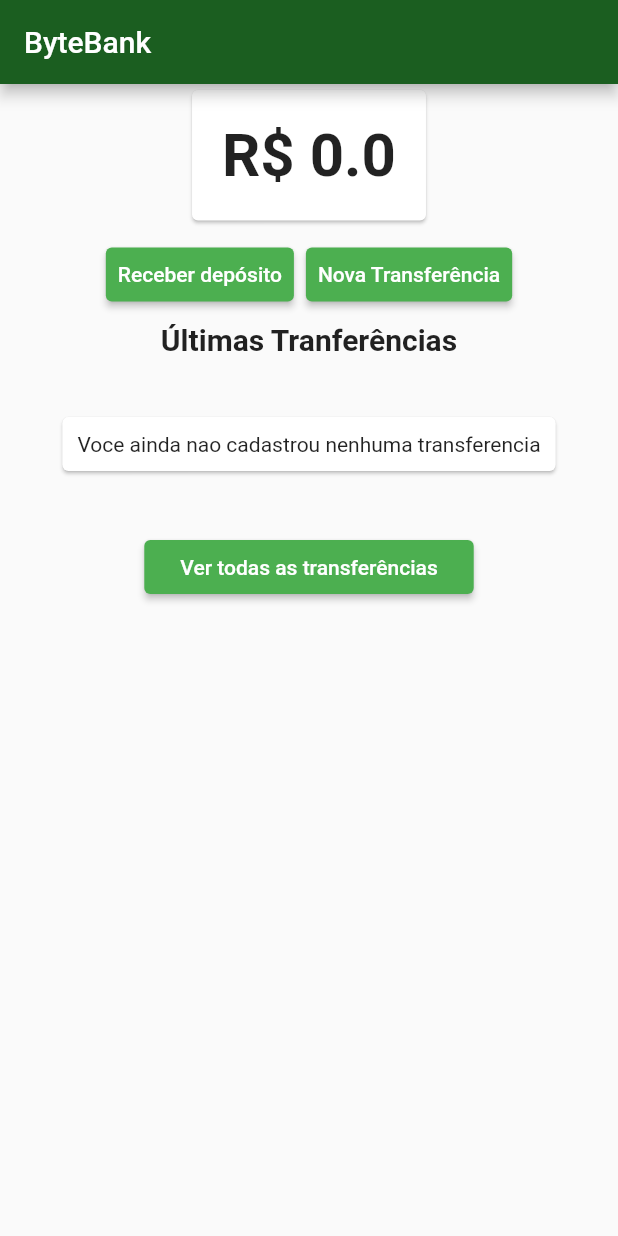
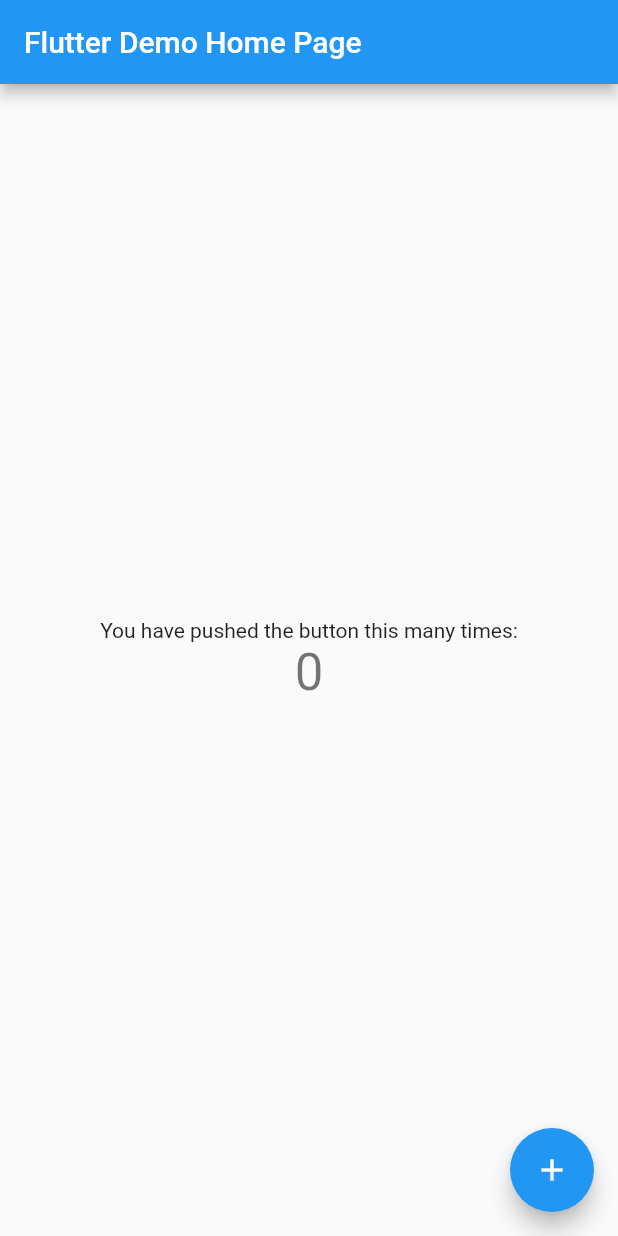
Before and after one commit to GaldinoAllan/ByteBank, a Flutter app: the screen it shows after launch, on a phone screen of 412 x 824 dp. Run offline on Flutter 3.47's test engine with Material 2 defaults, Android fonts, the phone set to English and light mode, and no system bars.

Commit message:
crating new project to implement new Alura course

```diff
--- a/lib/main.dart
+++ b/lib/main.dart
@@ -1,37 +1,117 @@
-import 'package:bytebank/screens/dashboard/dashboard.dart';
 import 'package:flutter/material.dart';
-import 'package:provider/provider.dart';
 
-import 'models/saldo.dart';
-import 'models/transferencias.dart';
+void main() {
+  runApp(MyApp());
+}
 
-void main() => runApp(
-      MultiProvider(
-        providers: [
-          ChangeNotifierProvider(
-            create: (context) => Saldo(0),
-          ),
-          ChangeNotifierProvider(
-            create: (context) => Transferencias(),
-          ),
-        ],
-        child: ByteBankApp(),
-      ),
-    );
-
-class ByteBankApp extends StatelessWidget {
+class MyApp extends StatelessWidget {
+  // This widget is the root of your application.
   @override
   Widget build(BuildContext context) {
     return MaterialApp(
+      title: 'Flutter Demo',
       theme: ThemeData(
-        primaryColor: Colors.green[900],
-        accentColor: Colors.blueAccent[700],
-        buttonTheme: ButtonThemeData(
-          buttonColor: Colors.blueAccent[700],
-          textTheme: ButtonTextTheme.primary,
-        ),
+        // This is the theme of your application.
+        //
+        // Try running your application with "flutter run". You'll see the
+        // application has a blue toolbar. Then, without quitting the app, try
+        // changing the primarySwatch below to Colors.green and then invoke
+        // "hot reload" (press "r" in the console where you ran "flutter run",
+        // or simply save your changes to "hot reload" in a Flutter IDE).
+        // Notice that the counter didn't reset back to zero; the application
+        // is not restarted.
+        primarySwatch: Colors.blue,
+        // This makes the visual density adapt to the platform that you run
+        // the app on. For desktop platforms, the controls will be smaller and
+        // closer together (more dense) than on mobile platforms.
+        visualDensity: VisualDensity.adaptivePlatformDensity,
       ),
-      home: Dashboard(),
+      home: MyHomePage(title: 'Flutter Demo Home Page'),
     );
   }
 }
+
+class MyHomePage extends StatefulWidget {
+  MyHomePage({Key key, this.title}) : super(key: key);
+
+  // This widget is the home page of your application. It is stateful, meaning
+  // that it has a State object (defined below) that contains fields that affect
+  // how it looks.
+
+  // This class is the configuration for the state. It holds the values (in this
+  // case the title) provided by the parent (in this case the App widget) and
+  // used by the build method of the State. Fields in a Widget subclass are
+  // always marked "final".
+
+  final String title;
+
+  @override
+  _MyHomePageState createState() => _MyHomePageState();
+}
+
+class _MyHomePageState extends State<MyHomePage> {
+  int _counter = 0;
+
+  void _incrementCounter() {
+    setState(() {
+      // This call to setState tells the Flutter framework that something has
+      // changed in this State, which causes it to rerun the build method below
+      // so that the display can reflect the updated values. If we changed
+      // _counter without calling setState(), then the build method would not be
+      // called again, and so nothing would appear to happen.
+      _counter++;
+    });
+  }
+
+  @override
+  Widget build(BuildContext context) {
+    // This method is rerun every time setState is called, for instance as done
+    // by the _incrementCounter method above.
+    //
+    // The Flutter framework has been optimized to make rerunning build methods
+    // fast, so that you can just rebuild anything that needs updating rather
+    // than having to individually change instances of widgets.
+    return Scaffold(
+      appBar: AppBar(
+        // Here we take the value from the MyHomePage object that was created by
+        // the App.build method, and use it to set our appbar title.
+        title: Text(widget.title),
+      ),
+      body: Center(
+        // Center is a layout widget. It takes a single child and positions it
+        // in the middle of the parent.
+        child: Column(
+          // Column is also a layout widget. It takes a list of children and
+          // arranges them vertically. By default, it sizes itself to fit its
+          // children horizontally, and tries to be as tall as its parent.
+          //
+          // Invoke "debug painting" (press "p" in the console, choose the
+          // "Toggle Debug Paint" action from the Flutter Inspector in Android
+          // Studio, or the "Toggle Debug Paint" command in Visual Studio Code)
+          // to see the wireframe for each widget.
+          //
+          // Column has various properties to control how it sizes itself and
+          // how it positions its children. Here we use mainAxisAlignment to
+          // center the children vertically; the main axis here is the vertical
+          // axis because Columns are vertical (the cross axis would be
+          // horizontal).
+          mainAxisAlignment: MainAxisAlignment.center,
+          children: <Widget>[
+            Text(
+              'You have pushed the button this many times:',
+            ),
+            Text(
+              '$_counter',
+              style: Theme.of(context).textTheme.headline4,
+            ),
+          ],
+        ),
+      ),
+      floatingActionButton: FloatingActionButton(
+        onPressed: _incrementCounter,
+        tooltip: 'Increment',
+        child: Icon(Icons.add),
+      ), // This trailing comma makes auto-formatting nicer for build methods.
+    );
+  }
+}
--- a/lib/models/saldo.dart
+++ /dev/null
@@ -1,24 +0,0 @@
-import 'package:flutter/material.dart';
-
-class Saldo extends ChangeNotifier {
-  double value;
-
-  Saldo(this.value);
-
-  void add(double value) {
-    this.value += value;
-
-    notifyListeners();
-  }
-
-  void subtract(double value) {
-    this.value -= value;
-
-    notifyListeners();
-  }
-
-  @override
-  String toString() {
-    return 'R\$ $value';
-  }
-}
--- a/lib/models/transferencia.dart
+++ /dev/null
@@ -1,17 +0,0 @@
-class Transferencia {
-  final double value;
-  final int accountNumber;
-
-  Transferencia(
-    this.value,
-    this.accountNumber,
-  );
-
-  String toStringValue() {
-    return 'R\$ $value';
-  }
-
-  String toStringAccount() {
-    return '$accountNumber';
-  }
-}
--- a/lib/models/transferencias.dart
+++ /dev/null
@@ -1,14 +0,0 @@
-import 'package:bytebank/models/transferencia.dart';
-import 'package:flutter/material.dart';
-
-class Transferencias extends ChangeNotifier {
-  final List<Transferencia> _transferencias = [];
-
-  List<Transferencia> get transferencias => _transferencias;
-
-  add(Transferencia novaTransferencia) {
-    transferencias.add(novaTransferencia);
-
-    notifyListeners();
-  }
-}
--- a/lib/screens/dashboard/dashboard.dart
+++ /dev/null
@@ -1,53 +0,0 @@
-import 'package:bytebank/screens/dashboard/saldo_card.dart';
-import 'package:bytebank/screens/deposito/formulario_deposito.dart';
-import 'package:bytebank/screens/transferencia/formulario_transferencia.dart';
-import 'package:bytebank/screens/transferencia/ultimas_transferencias.dart';
-import 'package:flutter/material.dart';
-
-class Dashboard extends StatelessWidget {
-  Widget build(BuildContext context) {
-    return Scaffold(
-      appBar: AppBar(
-        title: const Text('ByteBank'),
-      ),
-      body: ListView(
-        children: <Widget>[
-          Align(
-            alignment: Alignment.topCenter,
-            child: SaldoCard(),
-          ),
-          ButtonBar(
-            alignment: MainAxisAlignment.center,
-            children: [
-              RaisedButton(
-                child: Text('Receber depósito'),
-                color: Colors.green,
-                onPressed: () {
-                  Navigator.push(
-                    context,
-                    MaterialPageRoute(builder: (context) {
-                      return FormularioDeposito();
-                    }),
-                  );
-                },
-              ),
-              RaisedButton(
-                child: Text('Nova Transferência'),
-                color: Colors.green,
-                onPressed: () {
-                  Navigator.push(
-                    context,
-                    MaterialPageRoute(builder: (context) {
-                      return FormularioTransferencia();
-                    }),
-                  );
-                },
-              ),
-            ],
-          ),
-          UltimasTransferencias(),
-        ],
-      ),
-    );
-  }
-}
--- a/lib/screens/dashboard/saldo_card.dart
+++ /dev/null
@@ -1,26 +0,0 @@
-import 'package:bytebank/models/saldo.dart';
-import 'package:flutter/material.dart';
-import 'package:provider/provider.dart';
-
-class SaldoCard extends StatelessWidget {
-  @override
-  Widget build(BuildContext context) {
-    return Card(
-      child: Padding(
-        padding: EdgeInsets.all(20.0),
-        child: Consumer<Saldo>(
-          builder: (context, value, child) {
-            return Text(
-              value.toString(),
-              textAlign: TextAlign.center,
-              style: TextStyle(
-                fontSize: 40,
-                fontWeight: FontWeight.bold,
-              ),
-            );
-          },
-        ),
-      ),
-    );
-  }
-}
--- a/lib/screens/transferencia/ultimas_transferencias.dart
+++ /dev/null
@@ -1,76 +0,0 @@
-import 'package:bytebank/models/transferencias.dart';
-import 'package:bytebank/screens/transferencia/lista_transferencias.dart';
-import 'package:flutter/material.dart';
-import 'package:provider/provider.dart';
-
-final _title = 'Últimas Tranferências';
-
-class UltimasTransferencias extends StatelessWidget {
-  @override
-  Widget build(BuildContext context) {
-    return Column(
-      children: [
-        Text(
-          _title,
-          style: TextStyle(
-            fontWeight: FontWeight.bold,
-            fontSize: 20,
-          ),
-        ),
-        Consumer<Transferencias>(
-          builder: (context, transferencias, child) {
-            final _quantity = transferencias.transferencias.length;
-            final _ultimasTransferencias =
-                transferencias.transferencias.reversed.toList();
-
-            int size = 6;
-
-            if (_quantity == 0) {
-              return SemTransferenciasCadastradas();
-            }
-
-            if (_quantity < 7) {
-              size = _quantity;
-            }
-
-            return ListView.builder(
-              padding: const EdgeInsets.all(8),
-              itemCount: size,
-              shrinkWrap: true,
-              itemBuilder: (context, index) {
-                return ItemTransferencia(_ultimasTransferencias[index]);
-              },
-            );
-          },
-        ),
-        RaisedButton(
-          child: Text('Ver todas as transferências'),
-          color: Colors.green,
-          onPressed: () {
-            Navigator.push(
-              context,
-              MaterialPageRoute(builder: (context) {
-                return ListaTransferencias();
-              }),
-            );
-          },
-        ),
-      ],
-    );
-  }
-}
-
-class SemTransferenciasCadastradas extends StatelessWidget {
-  Widget build(BuildContext context) {
-    return Card(
-      margin: EdgeInsets.all(40),
-      child: Padding(
-        padding: EdgeInsets.all(10),
-        child: Text(
-          'Voce ainda nao cadastrou nenhuma transferencia',
-          textAlign: TextAlign.center,
-        ),
-      ),
-    );
-  }
-}
--- a/pubspec.yaml
+++ b/pubspec.yaml
@@ -28,7 +28,6 @@ dependencies:
   # The following adds the Cupertino Icons font to your application.
   # Use with the CupertinoIcons class for iOS style icons.
   cupertino_icons: ^1.0.0
-  provider: ^3.0.0
 
 dev_dependencies:
   flutter_test:
```
Also changed, not shown: lib/components/text_editor.dart (deleted, +0 -33 lines), lib/screens/deposito/formulario_deposito.dart (deleted, +0 -60 lines), lib/screens/transferencia/formulario_transferencia.dart (deleted, +0 -84 lines), lib/screens/transferencia/lista_transferencias.dart (deleted, +0 -57 lines), pubspec.lock, 1 other file.
